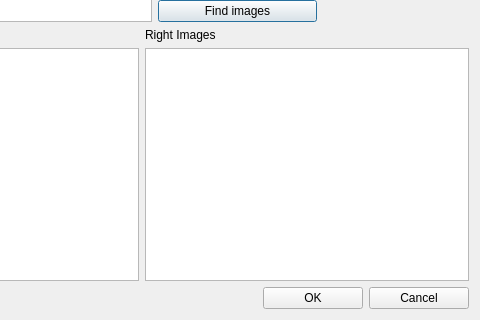
Qt form src/calibrate/calibratefromimagesdialog.ui (i3drobotics/stereo-vision-toolkit) before a commit; both pictures show x 196 to 676 and y 235 to 555 of the 676 by 555 pixel window.
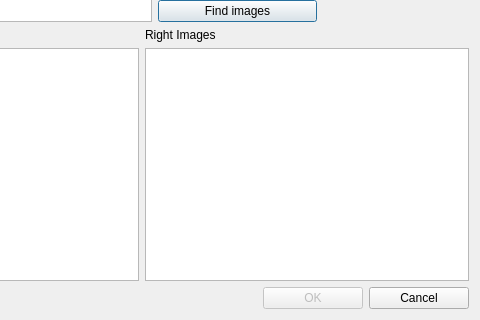
The same form after that commit.

Commit message: fix UI bug & crash in image calibration dialog

The edit to the form file:
```diff
--- a/src/calibrate/calibratefromimagesdialog.ui
+++ b/src/calibrate/calibratefromimagesdialog.ui
@@ -267,7 +267,7 @@
      <item>
       <widget class="QPushButton" name="okPushButton">
        <property name="enabled">
-        <bool>true</bool>
+        <bool>false</bool>
        </property>
        <property name="maximumSize">
         <size>
```
The commit also changes 6 other files.
